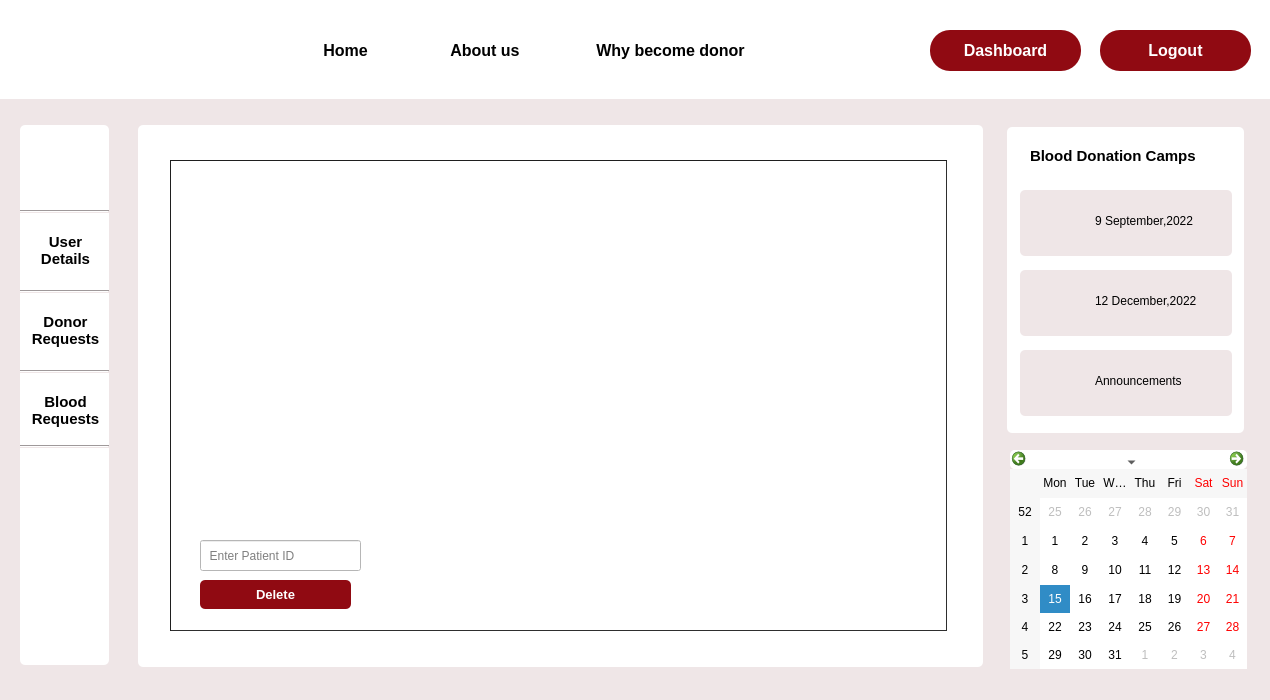
The window that edit_patient.ui (Rista10/Final) describes before a commit, drawn with Qt 5.
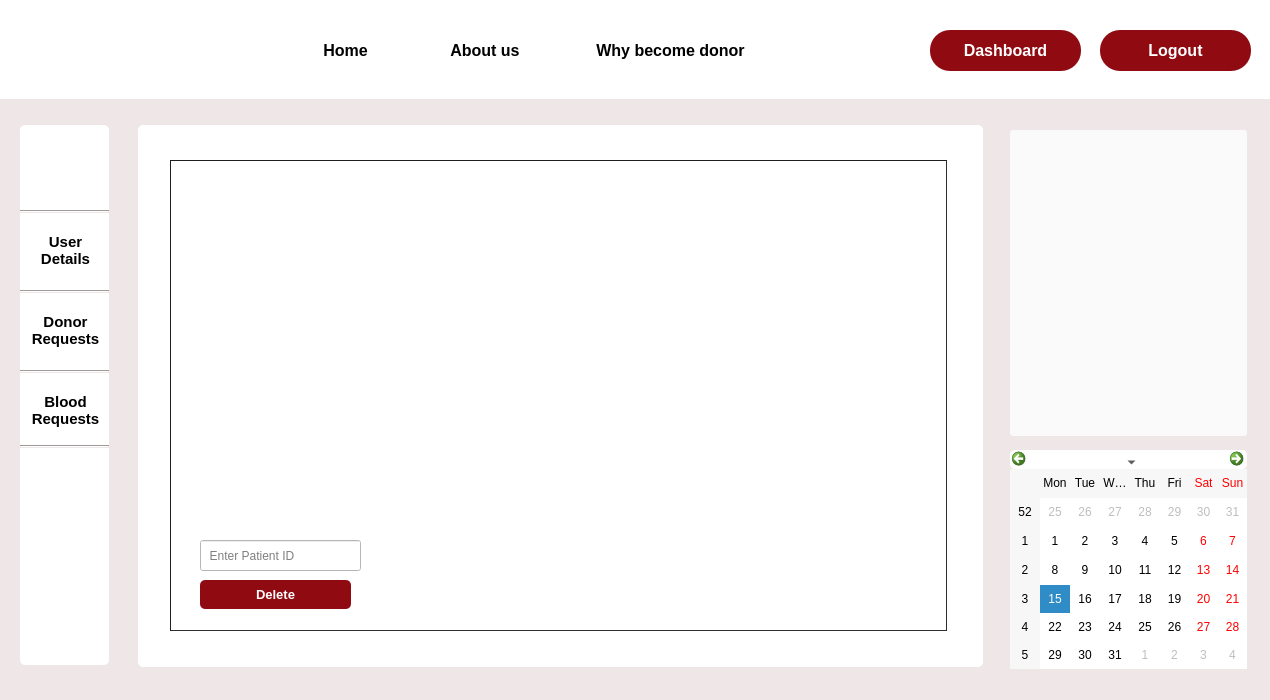
The same window after the commit. Icons and pictures are not drawn.

```diff
--- a/edit_patient.ui
+++ b/edit_patient.ui
@@ -17,87 +17,6 @@
    <string notr="true">background-color:#EFE6E7;
 </string>
   </property>
-  <widget class="QLabel" name="label_25">
-   <property name="geometry">
-    <rect>
-     <x>1020</x>
-     <y>350</y>
-     <width>212</width>
-     <height>66</height>
-    </rect>
-   </property>
-   <property name="cursor">
-    <cursorShape>PointingHandCursor</cursorShape>
-   </property>
-   <property name="styleSheet">
-    <string notr="true">border-radius:5px;</string>
-   </property>
-   <property name="text">
-    <string/>
-   </property>
-  </widget>
-  <widget class="QLabel" name="label_32">
-   <property name="geometry">
-    <rect>
-     <x>1095</x>
-     <y>360</y>
-     <width>131</width>
-     <height>41</height>
-    </rect>
-   </property>
-   <property name="cursor">
-    <cursorShape>PointingHandCursor</cursorShape>
-   </property>
-   <property name="styleSheet">
-    <string notr="true">
-#label_32::hover
-{
-
-	color: rgb(144, 10, 18);
-}</string>
-   </property>
-   <property name="text">
-    <string>Announcements</string>
-   </property>
-  </widget>
-  <widget class="QLabel" name="label_29">
-   <property name="geometry">
-    <rect>
-     <x>1030</x>
-     <y>360</y>
-     <width>51</width>
-     <height>41</height>
-    </rect>
-   </property>
-   <property name="cursor">
-    <cursorShape>PointingHandCursor</cursorShape>
-   </property>
-   <property name="styleSheet">
-    <string notr="true">border-image: url(:/img/Images/announcement.png);</string>
-   </property>
-   <property name="text">
-    <string/>
-   </property>
-  </widget>
-  <widget class="QLabel" name="label_26">
-   <property name="geometry">
-    <rect>
-     <x>1020</x>
-     <y>270</y>
-     <width>212</width>
-     <height>66</height>
-    </rect>
-   </property>
-   <property name="cursor">
-    <cursorShape>PointingHandCursor</cursorShape>
-   </property>
-   <property name="styleSheet">
-    <string notr="true">border-radius:5px;</string>
-   </property>
-   <property name="text">
-    <string/>
-   </property>
-  </widget>
   <widget class="QLabel" name="label">
    <property name="geometry">
     <rect>
@@ -201,68 +120,6 @@
     <string/>
    </property>
   </widget>
-  <widget class="QLabel" name="label_24">
-   <property name="geometry">
-    <rect>
-     <x>1020</x>
-     <y>190</y>
-     <width>212</width>
-     <height>66</height>
-    </rect>
-   </property>
-   <property name="cursor">
-    <cursorShape>PointingHandCursor</cursorShape>
-   </property>
-   <property name="styleSheet">
-    <string notr="true">border-radius:5px;</string>
-   </property>
-   <property name="text">
-    <string/>
-   </property>
-  </widget>
-  <widget class="QLabel" name="label_27">
-   <property name="geometry">
-    <rect>
-     <x>1030</x>
-     <y>200</y>
-     <width>52</width>
-     <height>52</height>
-    </rect>
-   </property>
-   <property name="cursor">
-    <cursorShape>PointingHandCursor</cursorShape>
-   </property>
-   <property name="styleSheet">
-    <string notr="true">background-image: url(:/img/Images/blood.png);</string>
-   </property>
-   <property name="text">
-    <string/>
-   </property>
-  </widget>
-  <widget class="QLabel" name="label_30">
-   <property name="geometry">
-    <rect>
-     <x>1095</x>
-     <y>200</y>
-     <width>131</width>
-     <height>41</height>
-    </rect>
-   </property>
-   <property name="cursor">
-    <cursorShape>PointingHandCursor</cursorShape>
-   </property>
-   <property name="styleSheet">
-    <string notr="true">
-#label_30::hover
-{
-
-	color: rgb(144, 10, 18);
-}</string>
-   </property>
-   <property name="text">
-    <string>9 September,2022</string>
-   </property>
-  </widget>
   <widget class="QPushButton" name="my_details_3">
    <property name="geometry">
     <rect>
@@ -335,28 +192,6 @@
     <string/>
    </property>
   </widget>
-  <widget class="QLabel" name="label_23">
-   <property name="geometry">
-    <rect>
-     <x>1030</x>
-     <y>140</y>
-     <width>201</width>
-     <height>31</height>
-    </rect>
-   </property>
-   <property name="font">
-    <font>
-     <pointsize>11</pointsize>
-     <bold>true</bold>
-    </font>
-   </property>
-   <property name="styleSheet">
-    <string notr="true">background-color: rgb(255, 255, 255);</string>
-   </property>
-   <property name="text">
-    <string>Blood Donation Camps</string>
-   </property>
-  </widget>
   <widget class="Line" name="line_2">
    <property name="geometry">
     <rect>
@@ -443,23 +278,6 @@
     <string/>
    </property>
   </widget>
-  <widget class="QLabel" name="label_4">
-   <property name="geometry">
-    <rect>
-     <x>1007</x>
-     <y>127</y>
-     <width>237</width>
-     <height>306</height>
-    </rect>
-   </property>
-   <property name="styleSheet">
-    <string notr="true">background-color: rgb(255, 255, 255);
-border-radius:5px;</string>
-   </property>
-   <property name="text">
-    <string/>
-   </property>
-  </widget>
   <widget class="QPushButton" name="home">
    <property name="geometry">
     <rect>
@@ -611,49 +429,6 @@
     <string>Why become donor</string>
    </property>
   </widget>
-  <widget class="QLabel" name="label_28">
-   <property name="geometry">
-    <rect>
-     <x>1030</x>
-     <y>280</y>
-     <width>52</width>
-     <height>52</height>
-    </rect>
-   </property>
-   <property name="cursor">
-    <cursorShape>PointingHandCursor</cursorShape>
-   </property>
-   <property name="styleSheet">
-    <string notr="true">background-image: url(:/img/Images/blood.png);</string>
-   </property>
-   <property name="text">
-    <string/>
-   </property>
-  </widget>
-  <widget class="QLabel" name="label_31">
-   <property name="geometry">
-    <rect>
-     <x>1095</x>
-     <y>280</y>
-     <width>131</width>
-     <height>41</height>
-    </rect>
-   </property>
-   <property name="cursor">
-    <cursorShape>PointingHandCursor</cursorShape>
-   </property>
-   <property name="styleSheet">
-    <string notr="true">
-#label_31::hover
-{
-
-	color: rgb(144, 10, 18);
-}</string>
-   </property>
-   <property name="text">
-    <string>12 December,2022</string>
-   </property>
-  </widget>
   <widget class="Line" name="line_4">
    <property name="geometry">
     <rect>
@@ -757,6 +532,34 @@
     <string>Logout</string>
    </property>
   </widget>
+  <widget class="QPushButton" name="pushButton_4">
+   <property name="geometry">
+    <rect>
+     <x>1010</x>
+     <y>130</y>
+     <width>237</width>
+     <height>306</height>
+    </rect>
+   </property>
+   <property name="styleSheet">
+    <string notr="true">background-color: rgb(250, 250, 250);
+border-radius:3px;
+</string>
+   </property>
+   <property name="text">
+    <string/>
+   </property>
+   <property name="icon">
+    <iconset resource="Resources.qrc">
+     <normaloff>:/Images/donor_day.JPG</normaloff>:/Images/donor_day.JPG</iconset>
+   </property>
+   <property name="iconSize">
+    <size>
+     <width>250</width>
+     <height>400</height>
+    </size>
+   </property>
+  </widget>
   <zorder>label_2</zorder>
   <zorder>label_4</zorder>
   <zorder>label_25</zorder>
```
Left out of the diff: 16 changed lines with no effect on the pictures.
